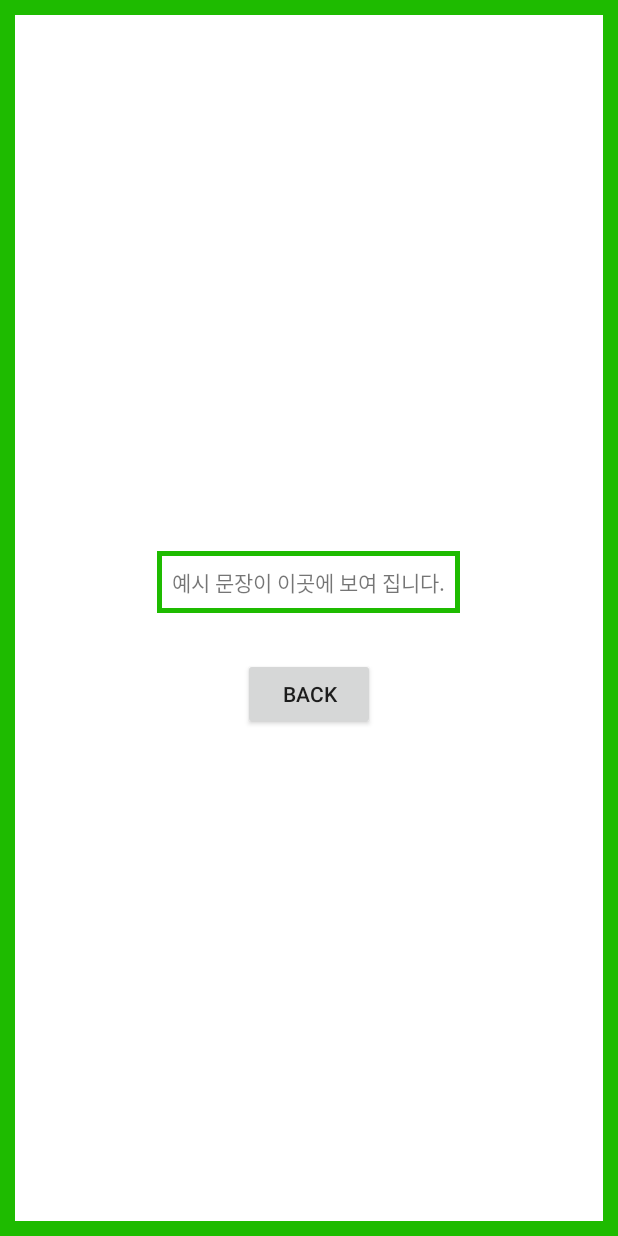
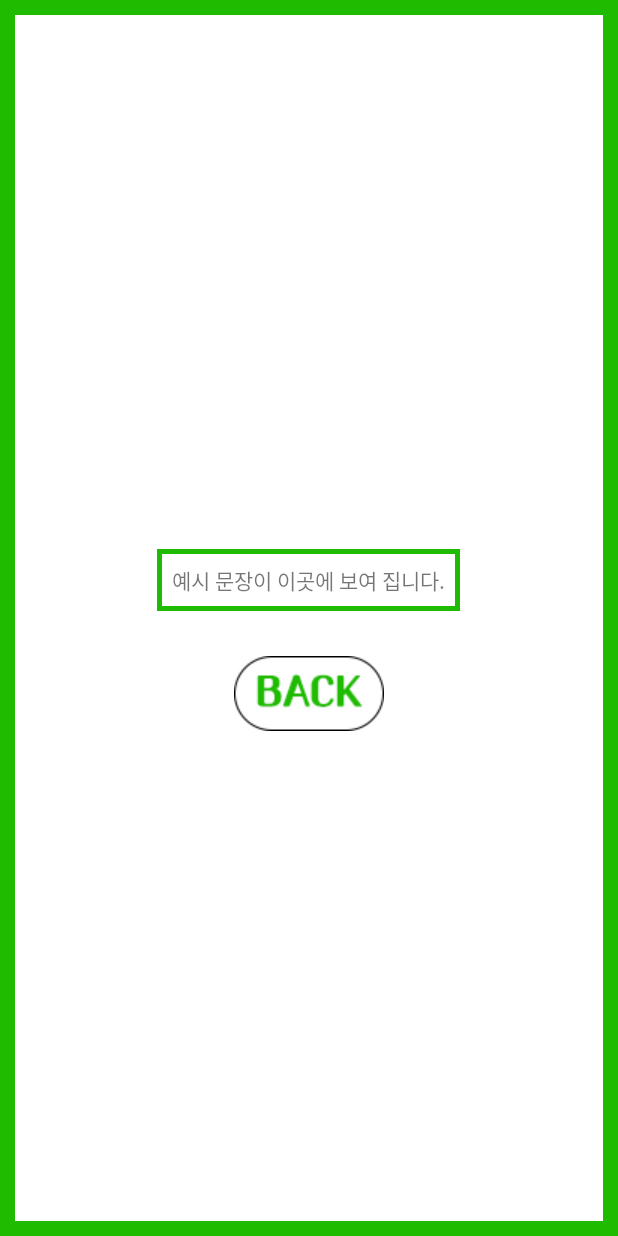
Before and after one commit to arcane1028/2017_Collathon, an Android app: the GameResultActivity screen opened directly, with no data from a screen before it, on a phone screen of 412 x 824 dp. Run offline under Robolectric (Android 15) with nearby library versions, the phone set to English and light mode, and no system bars; 1 statement that could not run was skipped.

Commit message:
Back 버튼 디자인 추가

```diff
--- /dev/null
+++ b/app/src/main/res/drawable/button_event_back.xml
@@ -0,0 +1,8 @@
+<?xml version="1.0" encoding="utf-8"?>
+<selector xmlns:android="http://schemas.android.com/apk/res/android">
+
+    <item android:state_pressed="true"
+    android:drawable="@drawable/back_pressed"/>
+    <item android:drawable="@drawable/back_defalut"/>
+
+</selector>
--- a/app/src/main/res/layout/activity_game_result.xml
+++ b/app/src/main/res/layout/activity_game_result.xml
@@ -20,5 +20,5 @@
         android:id="@+id/result_btn_back"
         android:layout_width="wrap_content"
         android:layout_height="wrap_content"
-        android:text="back" />
+        android:background="@drawable/button_event_back" />
 </LinearLayout>
```
Also changed, not shown: app/src/main/res/drawable/back_defalut.png (added), app/src/main/res/drawable/back_pressed.png (added).
